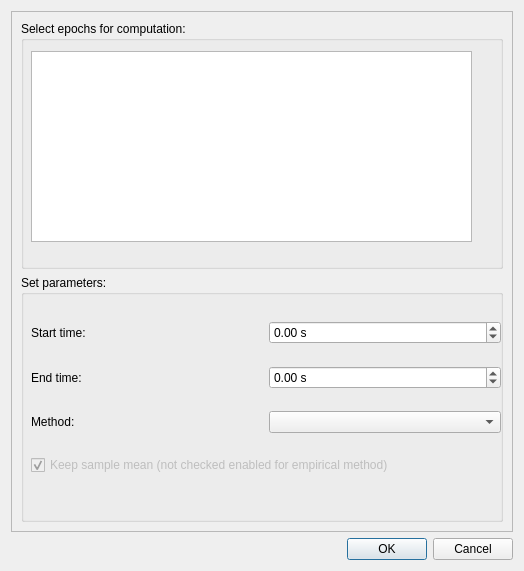
First picture: the form in qt4Designer_ui_files/covarianceEpochDialogUi.ui, repository cibr-jyu/meggie, before the edit.
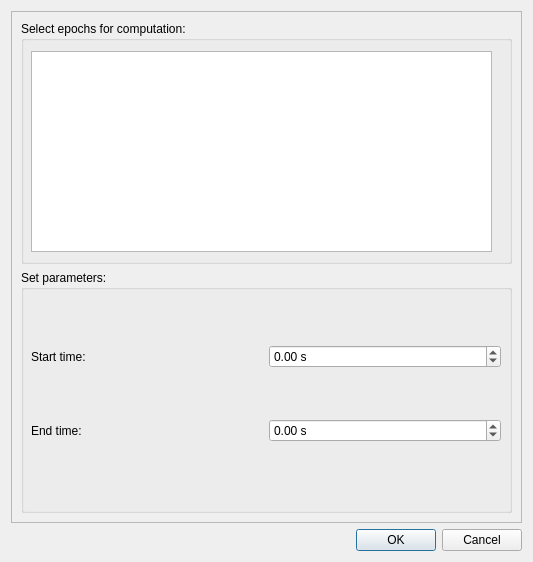
Second picture: the form after the edit.

Commit message: Finish covariance dialogs

What changed in the file:
```diff
--- a/qt4Designer_ui_files/covarianceEpochDialogUi.ui
+++ b/qt4Designer_ui_files/covarianceEpochDialogUi.ui
@@ -6,8 +6,8 @@
    <rect>
     <x>0</x>
     <y>0</y>
-    <width>524</width>
-    <height>571</height>
+    <width>533</width>
+    <height>562</height>
    </rect>
   </property>
   <property name="windowTitle">
@@ -24,14 +24,14 @@
        <rect>
         <x>0</x>
         <y>0</y>
-        <width>504</width>
-        <height>514</height>
+        <width>513</width>
+        <height>503</height>
        </rect>
       </property>
       <property name="minimumSize">
        <size>
-        <width>474</width>
-        <height>492</height>
+        <width>500</width>
+        <height>470</height>
        </size>
       </property>
       <layout class="QVBoxLayout" name="verticalLayout">
@@ -45,8 +45,8 @@
            <rect>
             <x>10</x>
             <y>30</y>
-            <width>441</width>
-            <height>191</height>
+            <width>461</width>
+            <height>201</height>
            </rect>
           </property>
           <property name="selectionMode">
@@ -124,33 +124,6 @@
              </item>
             </layout>
            </item>
-           <item>
-            <layout class="QHBoxLayout" name="horizontalLayout_3">
-             <item>
-              <widget class="QLabel" name="labelMethod">
-               <property name="text">
-                <string>Method:</string>
-               </property>
-              </widget>
-             </item>
-             <item>
-              <widget class="QComboBox" name="comboBoxMethod"/>
-             </item>
-            </layout>
-           </item>
-           <item>
-            <widget class="QCheckBox" name="checkBoxKeepSampleMean">
-             <property name="enabled">
-              <bool>false</bool>
-             </property>
-             <property name="text">
-              <string>Keep sample mean (not checked enabled for empirical method)</string>
-             </property>
-             <property name="checked">
-              <bool>true</bool>
-             </property>
-            </widget>
-           </item>
           </layout>
          </widget>
         </widget>
```
The commit also changes 11 other files.
